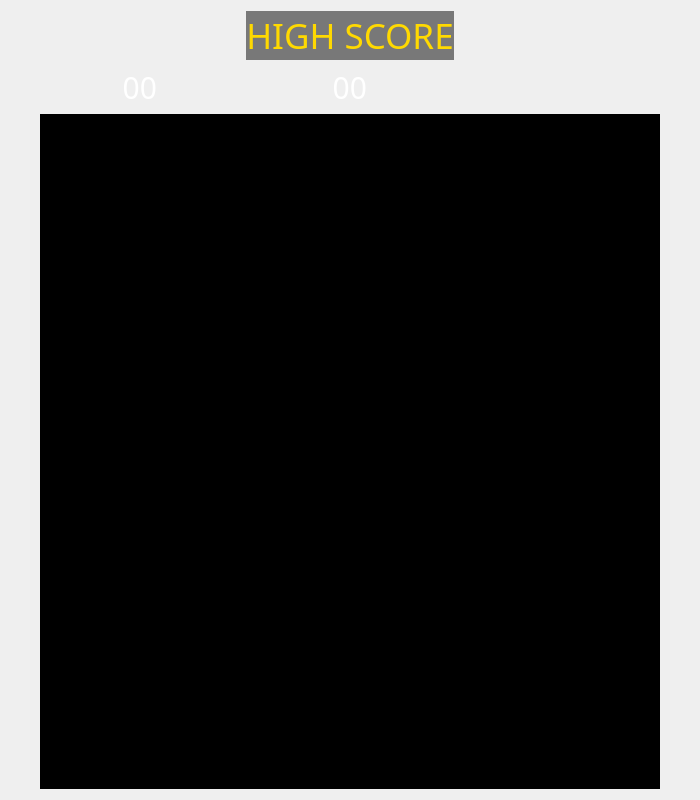
This is game.ui in jolignier/pacman as Qt 5 draws it before an edit. The edited form follows.
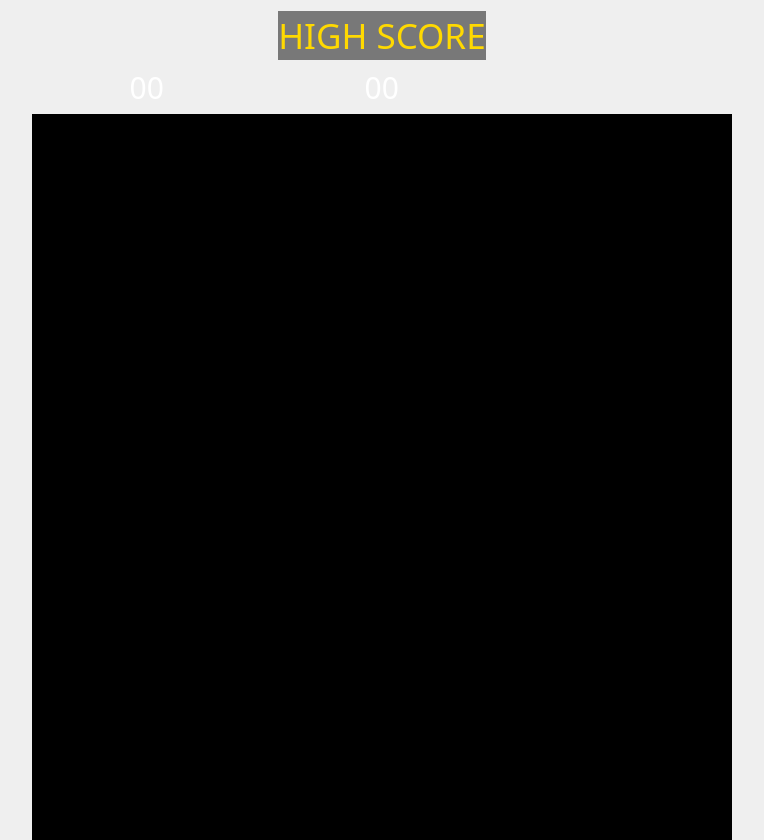
This is the edited form. Icons and pictures are not drawn.

Diff of the .ui file:
```diff
--- a/game.ui
+++ b/game.ui
@@ -6,10 +6,16 @@
    <rect>
     <x>0</x>
     <y>0</y>
-    <width>700</width>
-    <height>800</height>
+    <width>764</width>
+    <height>840</height>
    </rect>
   </property>
+  <property name="minimumSize">
+   <size>
+    <width>750</width>
+    <height>800</height>
+   </size>
+  </property>
   <property name="windowTitle">
    <string>Pacman</string>
   </property>
@@ -120,14 +126,14 @@
          </property>
          <property name="minimumSize">
           <size>
-           <width>620</width>
-           <height>0</height>
+           <width>700</width>
+           <height>750</height>
           </size>
          </property>
          <property name="maximumSize">
           <size>
-           <width>620</width>
-           <height>16777215</height>
+           <width>710</width>
+           <height>730</height>
           </size>
          </property>
          <property name="verticalScrollBarPolicy">
@@ -137,7 +143,7 @@
           <enum>Qt::ScrollBarAlwaysOff</enum>
          </property>
          <property name="sizeAdjustPolicy">
-          <enum>QAbstractScrollArea::AdjustIgnored</enum>
+          <enum>QAbstractScrollArea::AdjustToContents</enum>
          </property>
          <property name="interactive">
           <bool>true</bool>
@@ -177,6 +183,19 @@
      </property>
     </spacer>
    </item>
+   <item row="2" column="1">
+    <spacer name="verticalSpacer">
+     <property name="orientation">
+      <enum>Qt::Vertical</enum>
+     </property>
+     <property name="sizeHint" stdset="0">
+      <size>
+       <width>20</width>
+       <height>40</height>
+      </size>
+     </property>
+    </spacer>
+   </item>
   </layout>
  </widget>
  <resources/>
```
Left out of the diff: 26 changed lines with no effect on the pictures.
